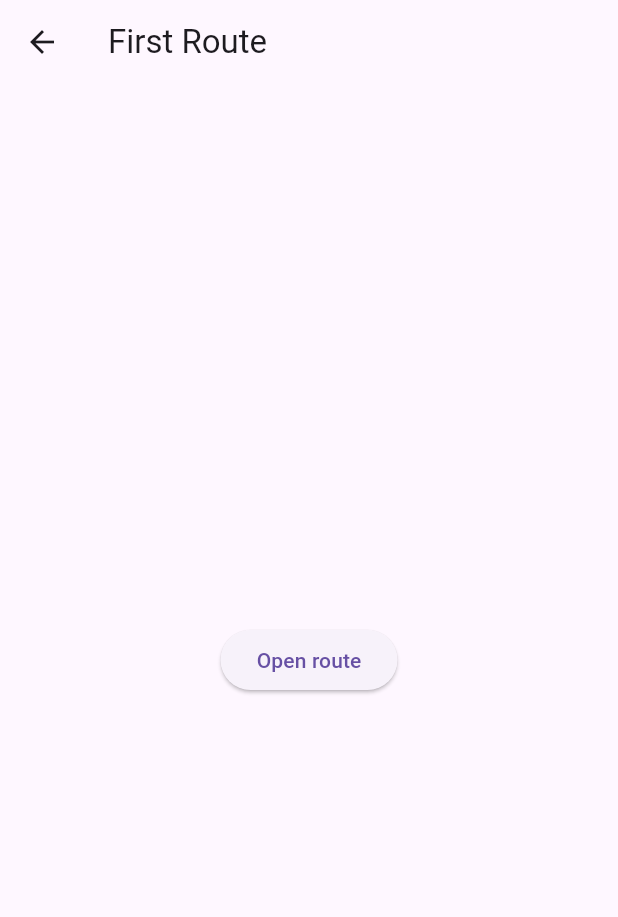
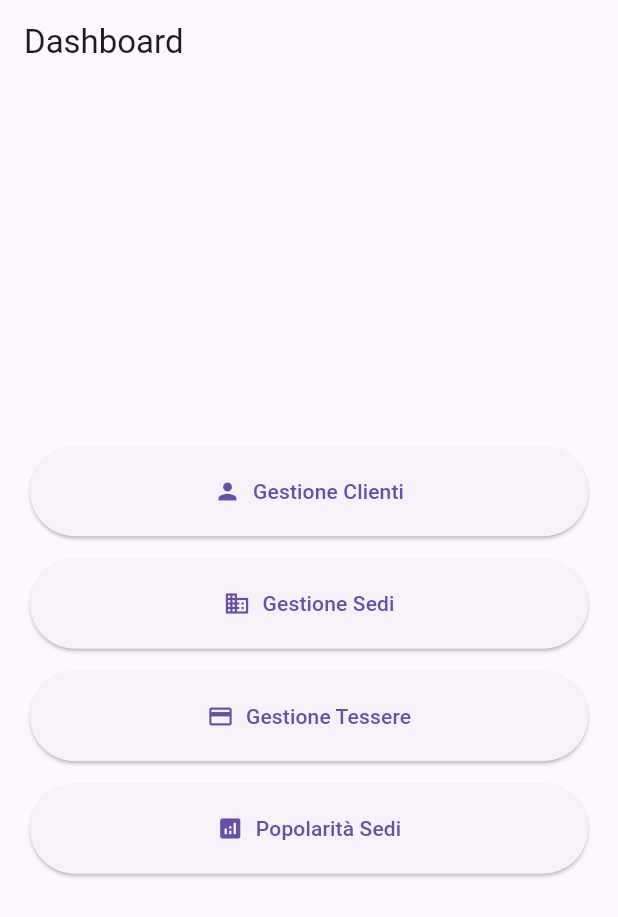
Before and after one commit to ririnred/flauto, a Flutter app: the Home screen opened directly, on a phone screen of 412 x 824 dp. Shown: the top 917 px of the screen. Run offline on Flutter 3.47's test engine with Material 3 defaults, Android fonts, the phone set to English and light mode, and no system bars.

Commit message:
home
ho inserito la navigazione delle pagine nella Home

```diff
--- a/lib/main.dart
+++ b/lib/main.dart
@@ -1,4 +1,5 @@
 import 'package:flutter/material.dart';
+import '/view/home.dart';
 
 void main() {
   runApp(const MainApp());
@@ -10,11 +11,9 @@ class MainApp extends StatelessWidget {
   @override
   Widget build(BuildContext context) {
     return const MaterialApp(
-      home: Scaffold(
-        body: Center(
-          child: Text('Hello World!'),
-        ),
-      ),
+      title: 'My App',
+      debugShowCheckedModeBanner: false,
+      home: Home(),
     );
   }
 }
--- a/lib/view/home.dart
+++ b/lib/view/home.dart
@@ -1,4 +1,3 @@
-
 import 'package:flutter/material.dart';
 
 class Home extends StatelessWidget {
@@ -7,14 +6,64 @@ class Home extends StatelessWidget {
   @override
   Widget build(BuildContext context) {
     return Scaffold(
-      appBar: AppBar(title: const Text('First Route')),
-      body: Center(
-          child: ElevatedButton(
-            child: const Text('Open route'),
-            onPressed: () {
-              Navigator.pop(context);
-            },
-          ),
+      appBar: AppBar(title: const Text('Dashboard')),
+      body: Padding(
+        padding: const EdgeInsets.all(20.0),
+        child: Column(
+          mainAxisAlignment: MainAxisAlignment.center,
+          children: [
+            // Pulsante per la gestione clienti
+            buildNavigationButton(
+              context: context,
+              label: 'Gestione Clienti',
+              icon: Icons.person,
+              routeName: '/gestione_clienti.dart', // Sostituisci con il nome della tua route
+            ),
+            const SizedBox(height: 15),
+            // Pulsante per la gestione sedi
+            buildNavigationButton(
+              context: context,
+              label: 'Gestione Sedi',
+              icon: Icons.business,
+              routeName: '/gestione_sedi.dart',
+            ),
+            const SizedBox(height: 15),
+            // Pulsante per la gestione tessere
+            buildNavigationButton(
+              context: context,
+              label: 'Gestione Tessere',
+              icon: Icons.credit_card,
+              routeName: '/gestione_tessere.dart',
+            ),
+            const SizedBox(height: 15),
+            // Pulsante per le statistiche di popolarità
+            buildNavigationButton(
+              context: context,
+              label: 'Popolarità Sedi',
+              icon: Icons.analytics,
+              routeName: '/gestione_popolarita_sedi.dart',
+            ),
+          ],
+        ),
+      ),
+    );
+  }
+
+  Widget buildNavigationButton({
+    required BuildContext context,
+    required String label,
+    required IconData icon,
+    required String routeName,
+  }) {
+    return SizedBox(
+      width: double.infinity,
+      child: ElevatedButton.icon(
+        icon: Icon(icon),
+        label: Text(label),
+        style: ElevatedButton.styleFrom(
+          padding: const EdgeInsets.symmetric(vertical: 20),
+        ),
+        onPressed: () => Navigator.pushNamed(context, routeName),
       ),
     );
   }
```
Also changed, not shown: lib/controller/api_controller.dart (+16 -0 lines).
